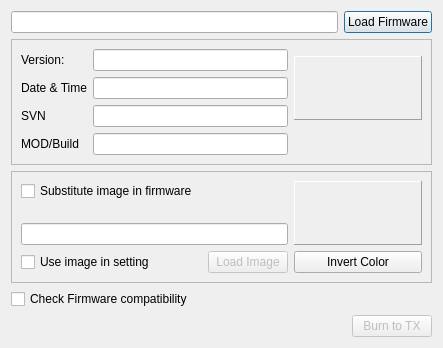
The window that src/burndialog.ui (roberto1903/companion9x) describes before a commit, drawn with Qt 5.
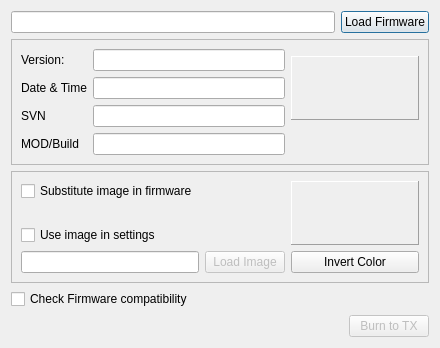
The same window after the commit. Icons and pictures are not drawn.

Commit message: Small fix new burning dialog

```diff
--- a/src/burndialog.ui
+++ b/src/burndialog.ui
@@ -6,7 +6,7 @@
    <rect>
     <x>0</x>
     <y>0</y>
-    <width>443</width>
+    <width>440</width>
     <height>315</height>
    </rect>
   </property>
@@ -195,31 +195,21 @@
             <item row="1" column="0">
              <layout class="QHBoxLayout" name="horizontalLayout_3">
               <item>
-               <widget class="QCheckBox" name="PreferredImageCB">
+               <widget class="QLineEdit" name="ImageFileName">
+                <property name="enabled">
+                 <bool>true</bool>
+                </property>
                 <property name="sizePolicy">
-                 <sizepolicy hsizetype="MinimumExpanding" vsizetype="Fixed">
+                 <sizepolicy hsizetype="Expanding" vsizetype="Minimum">
                   <horstretch>0</horstretch>
                   <verstretch>0</verstretch>
                  </sizepolicy>
                 </property>
-                <property name="text">
-                 <string>Use image in setting</string>
+                <property name="readOnly">
+                 <bool>true</bool>
                 </property>
                </widget>
               </item>
-              <item>
-               <spacer name="horizontalSpacer">
-                <property name="orientation">
-                 <enum>Qt::Horizontal</enum>
-                </property>
-                <property name="sizeHint" stdset="0">
-                 <size>
-                  <width>40</width>
-                  <height>20</height>
-                 </size>
-                </property>
-               </spacer>
-              </item>
               <item>
                <widget class="QPushButton" name="ImageLoadButton">
                 <property name="enabled">
@@ -255,18 +245,15 @@
                </spacer>
               </item>
               <item>
-               <widget class="QLineEdit" name="ImageFileName">
-                <property name="enabled">
-                 <bool>true</bool>
-                </property>
+               <widget class="QCheckBox" name="PreferredImageCB">
                 <property name="sizePolicy">
-                 <sizepolicy hsizetype="Expanding" vsizetype="Minimum">
+                 <sizepolicy hsizetype="MinimumExpanding" vsizetype="Fixed">
                   <horstretch>0</horstretch>
                   <verstretch>0</verstretch>
                  </sizepolicy>
                 </property>
-                <property name="readOnly">
-                 <bool>true</bool>
+                <property name="text">
+                 <string>Use image in settings</string>
                 </property>
                </widget>
               </item>
```
